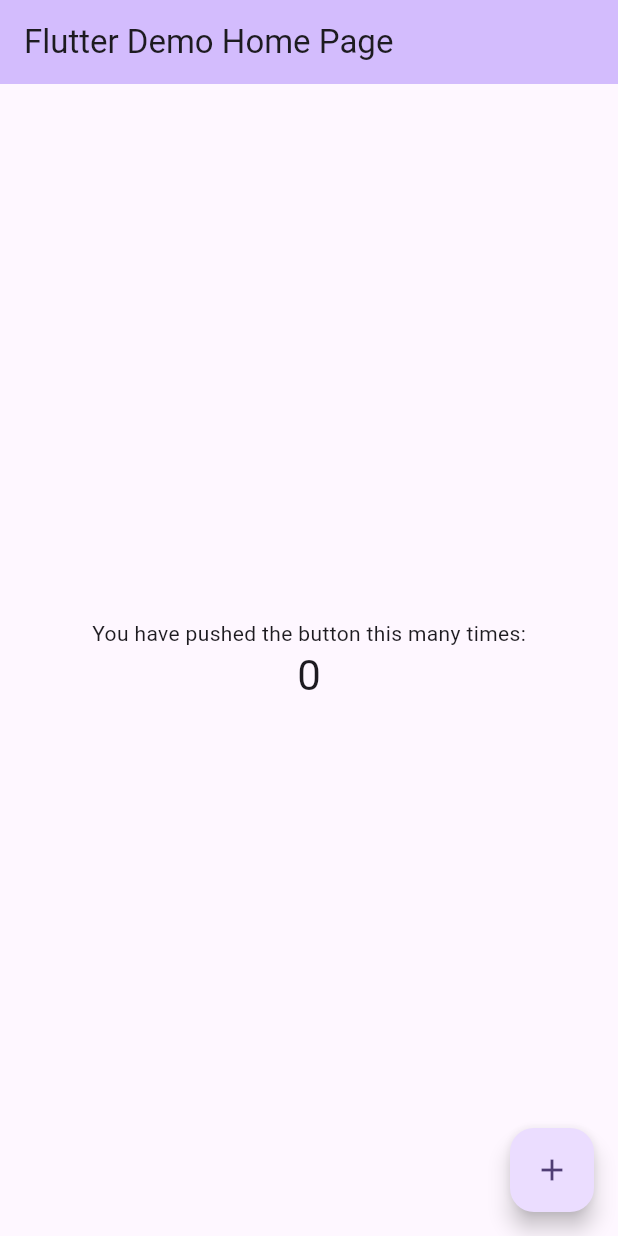
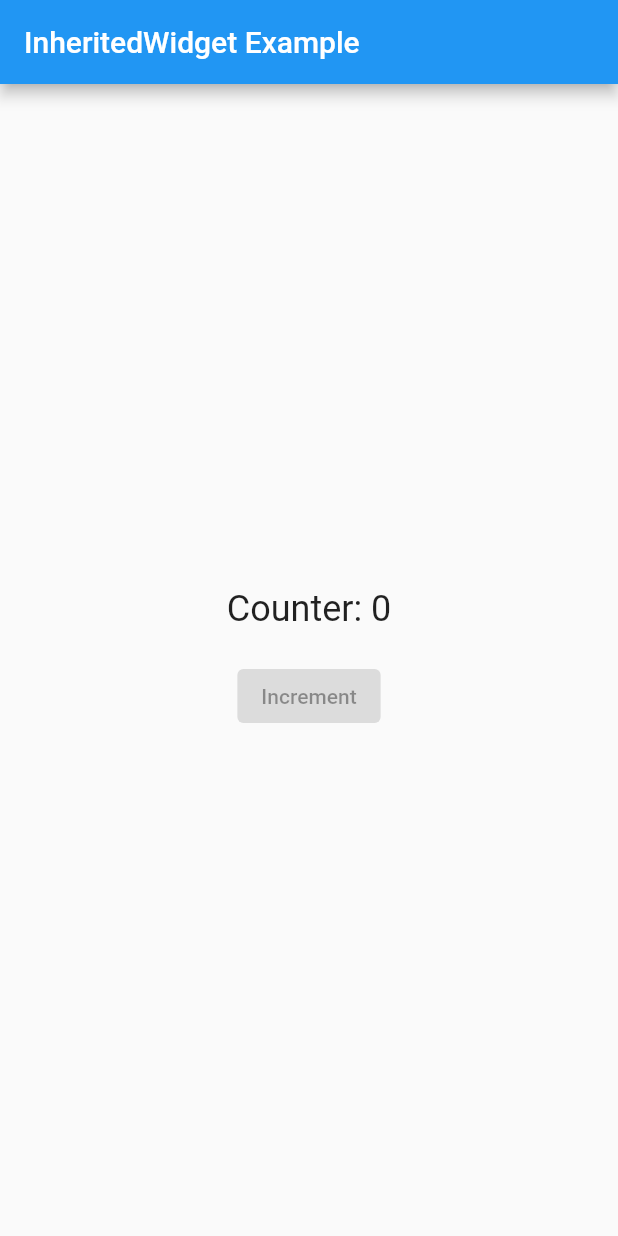
Before and after one commit to S-Soo100/provider_study, a Flutter app: the screen it shows after launch, on a phone screen of 412 x 824 dp. Run offline on Flutter 3.47's test engine with Material 3 defaults, Android fonts, the phone set to English and light mode, and no system bars.

Commit message:
inherited widgt의 기본 사용법 관련 코드 구현

```diff
--- /dev/null
+++ b/lib/inherited_widget_study/inherited_home_page.dart
@@ -0,0 +1,30 @@
+import 'package:flutter/material.dart';
+import 'package:provider_study/inherited_widget_study/my_inherited_widget.dart';
+
+class InheritedHomePage extends StatelessWidget {
+  const InheritedHomePage({super.key});
+
+  @override
+  Widget build(BuildContext context) {
+    final counterWidget =
+        context.dependOnInheritedWidgetOfExactType<MyInheritedWidget>();
+
+    return Scaffold(
+      appBar: AppBar(title: Text('InheritedWidget Example')),
+      body: Center(
+        child: Column(
+          mainAxisAlignment: MainAxisAlignment.center,
+          children: [
+            Text('Counter: ${counterWidget?.count ?? 0}',
+                style: TextStyle(fontSize: 24)),
+            SizedBox(height: 20),
+            ElevatedButton(
+              onPressed: counterWidget?.increment,
+              child: Text('Increment'),
+            ),
+          ],
+        ),
+      ),
+    );
+  }
+}
--- /dev/null
+++ b/lib/inherited_widget_study/my_inherited_widget.dart
@@ -0,0 +1,22 @@
+import 'package:flutter/material.dart';
+
+class MyInheritedWidget extends InheritedWidget {
+  final int count;
+  final VoidCallback increment;
+
+  const MyInheritedWidget({
+    Key? key,
+    required this.count,
+    required this.increment,
+    required Widget child,
+  }) : super(key: key, child: child);
+
+  static MyInheritedWidget? of(BuildContext context) {
+    return context.dependOnInheritedWidgetOfExactType<MyInheritedWidget>();
+  }
+
+  @override
+  bool updateShouldNotify(MyInheritedWidget oldWidget) {
+    return oldWidget.count != count; // count가 변경되면 rebuild
+  }
+}
--- a/lib/main.dart
+++ b/lib/main.dart
@@ -1,4 +1,5 @@
 import 'package:flutter/material.dart';
+import 'package:provider_study/inherited_widget_study/inherited_home_page.dart';
 
 void main() {
   runApp(const MyApp());
@@ -13,113 +14,9 @@ class MyApp extends StatelessWidget {
     return MaterialApp(
       title: 'Flutter Demo',
       theme: ThemeData(
-        // This is the theme of your application.
-        //
-        // TRY THIS: Try running your application with "flutter run". You'll see
-        // the application has a purple toolbar. Then, without quitting the app,
-        // try changing the seedColor in the colorScheme below to Colors.green
-        // and then invoke "hot reload" (save your changes or press the "hot
-        // reload" button in a Flutter-supported IDE, or press "r" if you used
-        // the command line to start the app).
-        //
-        // Notice that the counter didn't reset back to zero; the application
-        // state is not lost during the reload. To reset the state, use hot
-        // restart instead.
-        //
-        // This works for code too, not just values: Most code changes can be
-        // tested with just a hot reload.
-        colorScheme: ColorScheme.fromSeed(seedColor: Colors.deepPurple),
-        useMaterial3: true,
+        useMaterial3: false,
       ),
-      home: const MyHomePage(title: 'Flutter Demo Home Page'),
+      home: InheritedHomePage(),
     );
   }
 }
-
-class MyHomePage extends StatefulWidget {
-  const MyHomePage({super.key, required this.title});
-
-  // This widget is the home page of your application. It is stateful, meaning
-  // that it has a State object (defined below) that contains fields that affect
-  // how it looks.
-
-  // This class is the configuration for the state. It holds the values (in this
-  // case the title) provided by the parent (in this case the App widget) and
-  // used by the build method of the State. Fields in a Widget subclass are
-  // always marked "final".
-
-  final String title;
-
-  @override
-  State<MyHomePage> createState() => _MyHomePageState();
-}
-
-class _MyHomePageState extends State<MyHomePage> {
-  int _counter = 0;
-
-  void _incrementCounter() {
-    setState(() {
-      // This call to setState tells the Flutter framework that something has
-      // changed in this State, which causes it to rerun the build method below
-      // so that the display can reflect the updated values. If we changed
-      // _counter without calling setState(), then the build method would not be
-      // called again, and so nothing would appear to happen.
-      _counter++;
-    });
-  }
-
-  @override
-  Widget build(BuildContext context) {
-    // This method is rerun every time setState is called, for instance as done
-    // by the _incrementCounter method above.
-    //
-    // The Flutter framework has been optimized to make rerunning build methods
-    // fast, so that you can just rebuild anything that needs updating rather
-    // than having to individually change instances of widgets.
-    return Scaffold(
-      appBar: AppBar(
-        // TRY THIS: Try changing the color here to a specific color (to
-        // Colors.amber, perhaps?) and trigger a hot reload to see the AppBar
-        // change color while the other colors stay the same.
-        backgroundColor: Theme.of(context).colorScheme.inversePrimary,
-        // Here we take the value from the MyHomePage object that was created by
-        // the App.build method, and use it to set our appbar title.
-        title: Text(widget.title),
-      ),
-      body: Center(
-        // Center is a layout widget. It takes a single child and positions it
-        // in the middle of the parent.
-        child: Column(
-          // Column is also a layout widget. It takes a list of children and
-          // arranges them vertically. By default, it sizes itself to fit its
-          // children horizontally, and tries to be as tall as its parent.
-          //
-          // Column has various properties to control how it sizes itself and
-          // how it positions its children. Here we use mainAxisAlignment to
-          // center the children vertically; the main axis here is the vertical
-          // axis because Columns are vertical (the cross axis would be
-          // horizontal).
-          //
-          // TRY THIS: Invoke "debug painting" (choose the "Toggle Debug Paint"
-          // action in the IDE, or press "p" in the console), to see the
-          // wireframe for each widget.
-          mainAxisAlignment: MainAxisAlignment.center,
-          children: <Widget>[
-            const Text(
-              'You have pushed the button this many times:',
-            ),
-            Text(
-              '$_counter',
-              style: Theme.of(context).textTheme.headlineMedium,
-            ),
-          ],
-        ),
-      ),
-      floatingActionButton: FloatingActionButton(
-        onPressed: _incrementCounter,
-        tooltip: 'Increment',
-        child: const Icon(Icons.add),
-      ), // This trailing comma makes auto-formatting nicer for build methods.
-    );
-  }
-}
```
Also changed, not shown: lib/inherited_widget_study/inherted_counter_provider.dart (added, +31 -0 lines).
